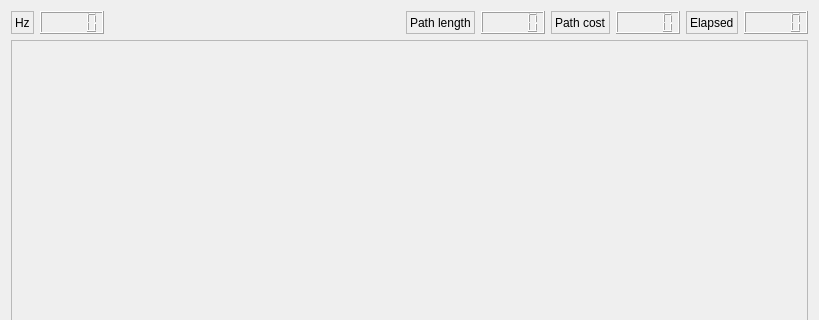
The window that gridder/src/mainUI.ui (pbustos/beta-robotica-class) describes before a commit, drawn with Qt 5; both pictures show x 0 to 819 and y 0 to 320 of the 819 by 600 pixel window.
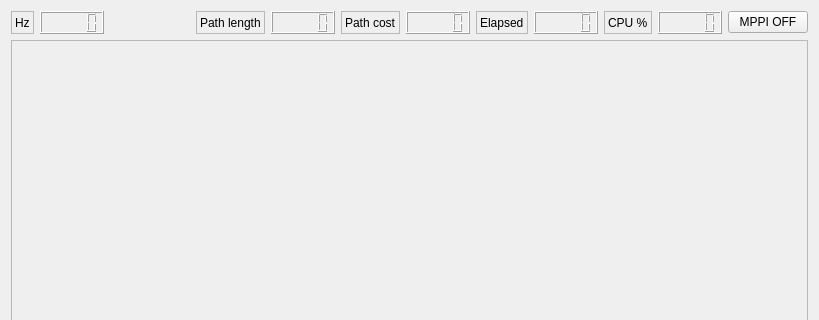
The same window after the commit.

The edit to the form file:
```diff
--- a/gridder/src/mainUI.ui
+++ b/gridder/src/mainUI.ui
@@ -129,6 +129,43 @@
          </item>
         </layout>
        </item>
+       <item>
+        <layout class="QHBoxLayout" name="horizontalLayout_6">
+         <item>
+          <widget class="QLabel" name="label_cpu">
+           <property name="frameShape">
+            <enum>QFrame::StyledPanel</enum>
+           </property>
+           <property name="text">
+            <string>CPU %</string>
+           </property>
+          </widget>
+         </item>
+         <item>
+          <widget class="QLCDNumber" name="lcdNumber_cpu">
+           <property name="font">
+            <font>
+             <weight>75</weight>
+             <bold>true</bold>
+            </font>
+           </property>
+          </widget>
+         </item>
+        </layout>
+       </item>
+       <item>
+        <widget class="QPushButton" name="pushButton_mppi">
+         <property name="text">
+          <string>MPPI OFF</string>
+         </property>
+         <property name="checkable">
+          <bool>true</bool>
+         </property>
+         <property name="checked">
+          <bool>false</bool>
+         </property>
+        </widget>
+       </item>
       </layout>
      </item>
      <item>
```
